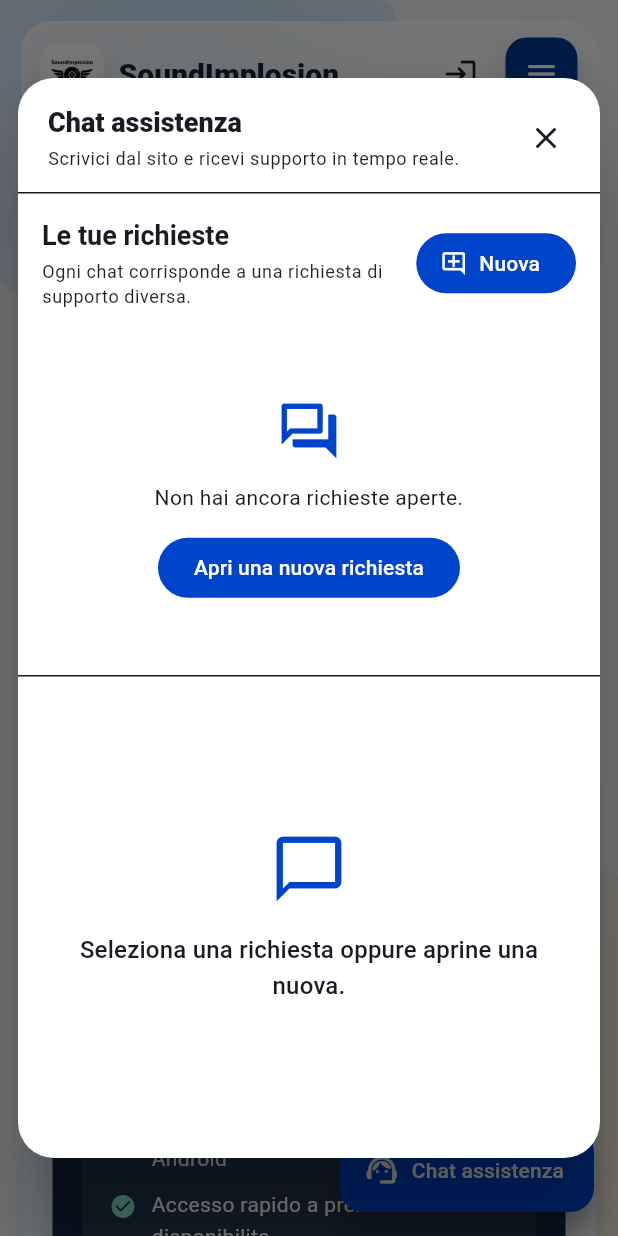
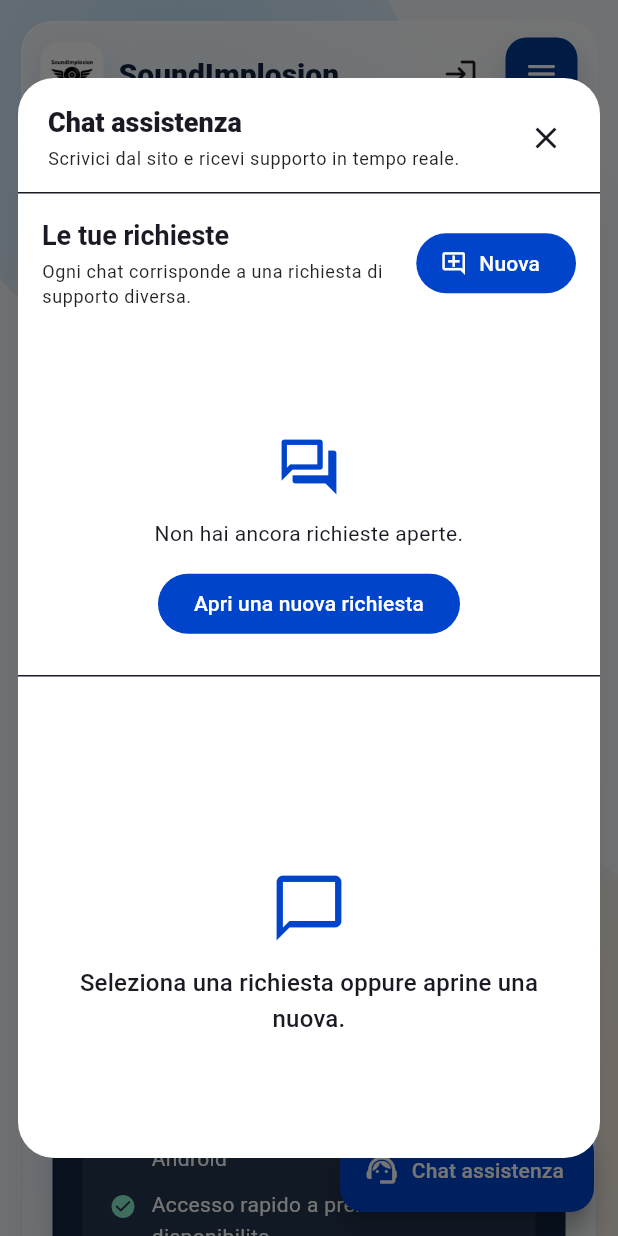
Before and after one commit to Liaron/SoundImplosion, a Flutter app: the PublicSiteWeb screen opened directly, after a tap on "Chat assistenza", on a phone screen of 412 x 824 dp. Run offline on Flutter 3.47's test engine with Material 3 defaults, Android fonts, the phone set to English and light mode, and no system bars; our stand-ins replace cloud_functions, firebase_analytics, firebase_auth, firebase_core, firebase_crashlytics, firebase_database and 6 more; accounts and stored records are empty.

Commit message:
Fix public support chat dialog

```diff
--- a/lib/app/features/support_chat/support_chat_panel.dart
+++ b/lib/app/features/support_chat/support_chat_panel.dart
@@ -326,31 +326,17 @@ class _SupportChatPanelState extends State<SupportChatPanel> {
         ),
         Expanded(
           child: chats.isEmpty
-              ? Center(
-                  child: Padding(
-                    padding: const EdgeInsets.all(24),
-                    child: Column(
-                      mainAxisSize: MainAxisSize.min,
-                      children: [
-                        Icon(
-                          _controller.isAdmin
+              ? _buildEmptyState(
+                  icon: _controller.isAdmin
                       ? Icons.support_agent
                       : Icons.forum_outlined,
-                          size: 44,
-                          color: colorScheme.primary,
-                        ),
-                        const SizedBox(height: 12),
-                        Text(
-                          _controller.isAdmin
+                  message: _controller.isAdmin
                       ? 'Nessuna chat aperta in questo momento.'
                       : (_controller.isGuestSession
                             ? 'Puoi iniziare subito una chat con l\'assistenza.'
                             : 'Non hai ancora richieste aperte.'),
-                          textAlign: TextAlign.center,
-                        ),
-                        if (!_controller.isAdmin) ...[
-                          const SizedBox(height: 12),
-                          FilledButton(
+                  action: !_controller.isAdmin
+                      ? FilledButton(
                           onPressed:
                               _controller.isSubmitting ? null : _createChat,
                           child: Text(
@@ -358,11 +344,8 @@ class _SupportChatPanelState extends State<SupportChatPanel> {
                                 ? 'Scrivi all\'assistenza'
                                 : 'Apri una nuova richiesta',
                           ),
-                          ),
-                        ],
-                      ],
-                    ),
-                  ),
+                        )
+                      : null,
                 )
               : ListView.separated(
                   padding: const EdgeInsets.fromLTRB(12, 0, 12, 12),
@@ -467,28 +450,13 @@ class _SupportChatPanelState extends State<SupportChatPanel> {
     final colorScheme = Theme.of(context).colorScheme;
 
     if (selectedChat == null) {
-      return Center(
-        child: Padding(
-          padding: const EdgeInsets.all(24),
-          child: Column(
-            mainAxisSize: MainAxisSize.min,
-            children: [
-              Icon(
-                Icons.chat_bubble_outline,
-                size: 52,
-                color: colorScheme.primary,
-              ),
-              const SizedBox(height: 16),
-              Text(
-                _controller.isAdmin
+      return _buildEmptyState(
+        icon: Icons.chat_bubble_outline,
+        iconSize: 52,
+        message: _controller.isAdmin
             ? 'Seleziona una chat per gestirla.'
             : 'Seleziona una richiesta oppure aprine una nuova.',
-                textAlign: TextAlign.center,
-                style: Theme.of(context).textTheme.titleMedium,
-              ),
-            ],
-          ),
-        ),
+        messageStyle: Theme.of(context).textTheme.titleMedium,
       );
     }
 
@@ -711,6 +679,45 @@ class _SupportChatPanelState extends State<SupportChatPanel> {
     );
   }
 
+  Widget _buildEmptyState({
+    required IconData icon,
+    required String message,
+    Widget? action,
+    TextStyle? messageStyle,
+    double iconSize = 44,
+  }) {
+    final colorScheme = Theme.of(context).colorScheme;
+
+    return LayoutBuilder(
+      builder: (context, constraints) {
+        return SingleChildScrollView(
+          padding: const EdgeInsets.all(24),
+          child: ConstrainedBox(
+            constraints: BoxConstraints(minHeight: constraints.maxHeight),
+            child: Center(
+              child: Column(
+                mainAxisSize: MainAxisSize.min,
+                children: [
+                  Icon(icon, size: iconSize, color: colorScheme.primary),
+                  const SizedBox(height: 12),
+                  Text(
+                    message,
+                    textAlign: TextAlign.center,
+                    style: messageStyle,
+                  ),
+                  if (action != null) ...[
+                    const SizedBox(height: 12),
+                    action,
+                  ],
+                ],
+              ),
+            ),
+          ),
+        );
+      },
+    );
+  }
+
   String _formatTimestamp(int timestamp) {
     if (timestamp <= 0) {
       return 'Ora';
--- a/lib/web/public/public_support_chat_launcher.dart
+++ b/lib/web/public/public_support_chat_launcher.dart
@@ -7,7 +7,12 @@ import 'package:soundimplosion/app/features/support_chat/support_chat_repository
 class PublicSupportChatLauncher extends StatefulWidget {
   const PublicSupportChatLauncher({
     super.key,
+    this.guestSessionId,
+    this.repositoryFactory,
   });
+
+  final String? guestSessionId;
+  final SupportChatRepository Function(String sessionId)? repositoryFactory;
 
   @override
   State<PublicSupportChatLauncher> createState() =>
@@ -15,8 +20,10 @@ class PublicSupportChatLauncher extends StatefulWidget {
 }
 
 class _PublicSupportChatLauncherState extends State<PublicSupportChatLauncher> {
-  late final String _guestSessionId = _buildGuestSessionId();
-  late final FirebaseSupportChatRepository _guestRepository =
+  late final String _guestSessionId =
+      widget.guestSessionId ?? _buildGuestSessionId();
+  late final SupportChatRepository _guestRepository =
+      widget.repositoryFactory?.call(_guestSessionId) ??
       FirebaseSupportChatRepository(guestSessionId: _guestSessionId);
 
   @override
@@ -39,25 +46,32 @@ class _PublicSupportChatLauncherState extends State<PublicSupportChatLauncher> {
     final width = mediaQuery.size.width;
     final height = mediaQuery.size.height;
     final compact = width < 900;
-    final dialogWidth = compact ? (width - 24).clamp(320.0, 460.0) : 960.0;
-    final dialogHeight = compact ? (height - 24).clamp(520.0, 720.0) : 760.0;
+    final dialogWidth = compact
+        ? (width - 24).clamp(320.0, 460.0)
+        : 960.0;
+    final dialogHeight = compact
+        ? (height - 24).clamp(520.0, 720.0)
+        : 760.0;
 
     return showDialog<void>(
       context: context,
+      useRootNavigator: true,
       barrierDismissible: true,
       builder: (dialogContext) {
         final colorScheme = Theme.of(dialogContext).colorScheme;
-        return Center(
-          child: Padding(
-            padding: const EdgeInsets.all(12),
-            child: Material(
-              color: colorScheme.surface,
-              elevation: 24,
+        return Dialog(
+          insetPadding: const EdgeInsets.all(12),
+          clipBehavior: Clip.antiAlias,
+          backgroundColor: colorScheme.surface,
+          surfaceTintColor: Colors.transparent,
+          shape: RoundedRectangleBorder(
             borderRadius: BorderRadius.circular(24),
-              clipBehavior: Clip.antiAlias,
-              child: SizedBox(
+          ),
+          child: ConstrainedBox(
+            constraints: BoxConstraints.tightFor(
               width: dialogWidth,
               height: dialogHeight,
+            ),
             child: Column(
               children: [
                 Padding(
@@ -78,9 +92,7 @@ class _PublicSupportChatLauncherState extends State<PublicSupportChatLauncher> {
                             const SizedBox(height: 4),
                             Text(
                               'Scrivici dal sito e ricevi supporto in tempo reale.',
-                                  style: Theme.of(dialogContext)
-                                      .textTheme
-                                      .bodySmall,
+                              style: Theme.of(dialogContext).textTheme.bodySmall,
                             ),
                           ],
                         ),
@@ -105,8 +117,6 @@ class _PublicSupportChatLauncherState extends State<PublicSupportChatLauncher> {
               ],
             ),
           ),
-            ),
-          ),
         );
       },
     );
```
Also changed, not shown: 2 other files. Lines whose indentation alone changed are shown as unchanged.
